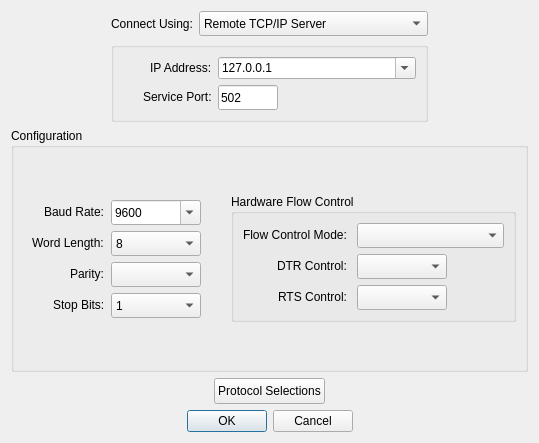
The window that omodscan/dialogs/dialogconnectiondetails.ui (sanny32/OpenModScan) describes before a commit, drawn with Qt 5.
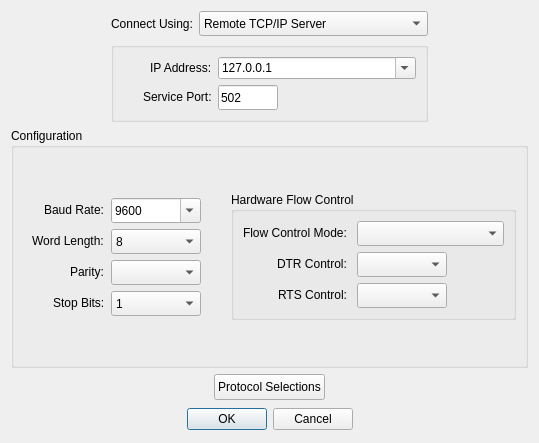
The same window after the commit. Custom widgets are drawn as their Qt base class.

```diff
--- a/omodscan/dialogs/dialogconnectiondetails.ui
+++ b/omodscan/dialogs/dialogconnectiondetails.ui
@@ -518,6 +518,12 @@
    </item>
    <item>
     <widget class="QDialogButtonBox" name="buttonBox">
+     <property name="minimumSize">
+      <size>
+       <width>0</width>
+       <height>26</height>
+      </size>
+     </property>
      <property name="orientation">
       <enum>Qt::Orientation::Horizontal</enum>
      </property>
```
